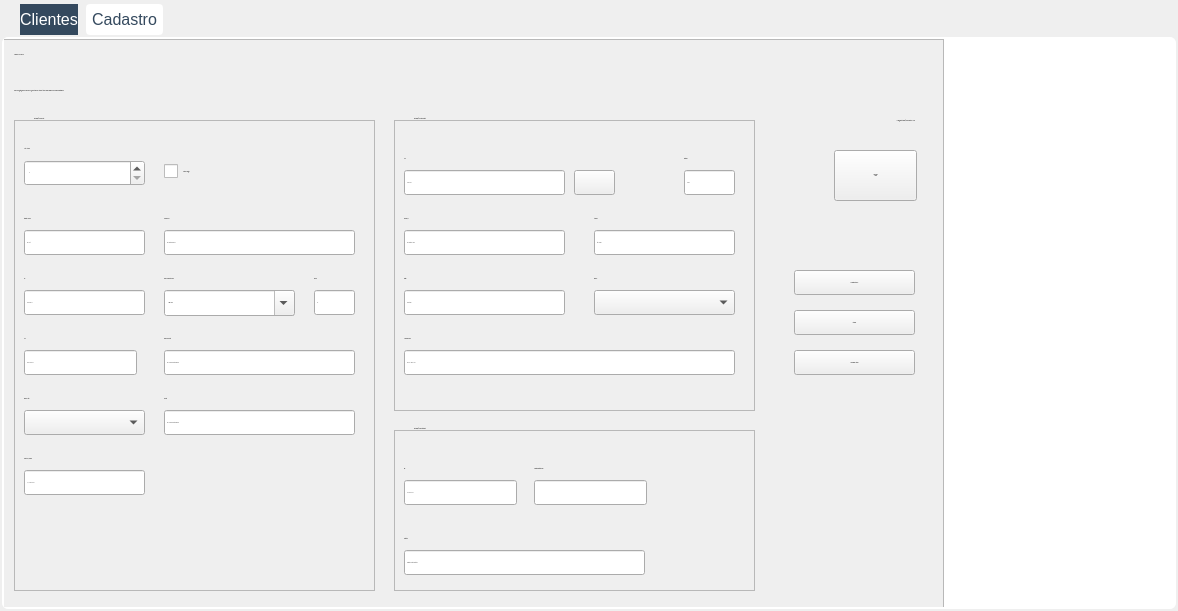
Before: the Qt Designer form Telas/UI/tabCliente.ui in newprev/PrevCliente, drawn with Qt 5.
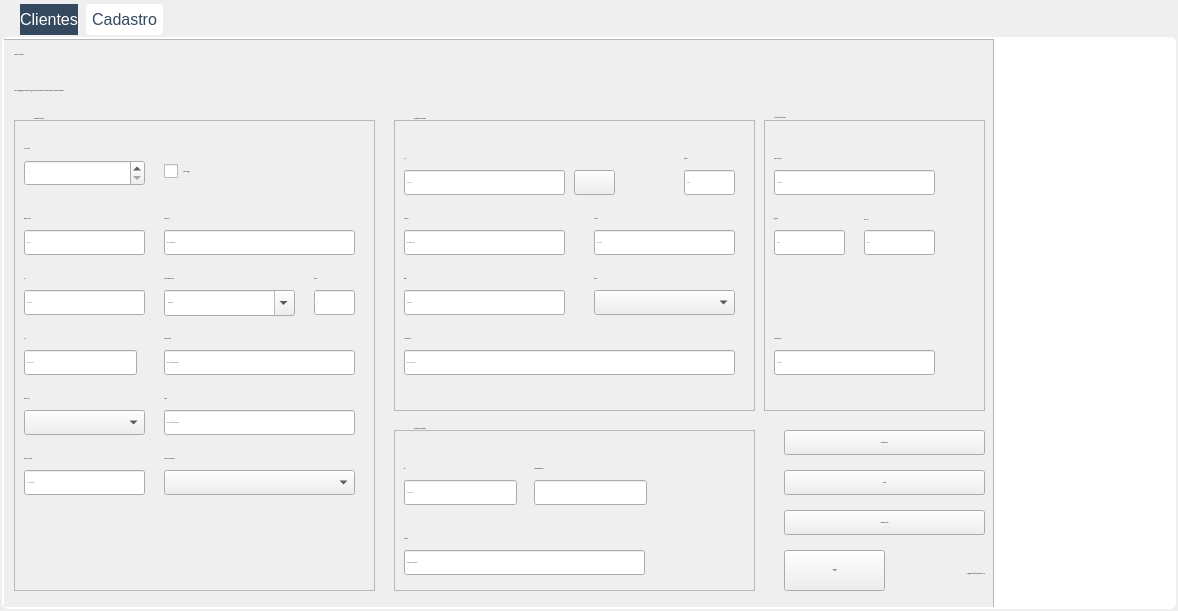
After: the same form once the commit is applied. The open tabs and pages were chosen to show the change. Icons and pictures are not drawn.

```diff
--- a/Telas/UI/tabCliente.ui
+++ b/Telas/UI/tabCliente.ui
@@ -970,7 +970,7 @@
         <rect>
          <x>-1</x>
          <y>0</y>
-         <width>941</width>
+         <width>991</width>
          <height>571</height>
         </rect>
        </property>
@@ -982,17 +982,17 @@
          <rect>
           <x>0</x>
           <y>0</y>
-          <width>939</width>
+          <width>989</width>
           <height>569</height>
          </rect>
         </property>
         <widget class="QPushButton" name="pbCarregaCnis">
          <property name="geometry">
           <rect>
-           <x>830</x>
-           <y>110</y>
-           <width>83</width>
-           <height>51</height>
+           <x>780</x>
+           <y>510</y>
+           <width>101</width>
+           <height>41</height>
           </rect>
          </property>
          <property name="text">
@@ -1344,6 +1344,29 @@
            <number>1000</number>
           </property>
          </widget>
+         <widget class="QComboBox" name="cbxEscolaridade">
+          <property name="geometry">
+           <rect>
+            <x>150</x>
+            <y>350</y>
+            <width>191</width>
+            <height>25</height>
+           </rect>
+          </property>
+         </widget>
+         <widget class="QLabel" name="lbEstCivil_2">
+          <property name="geometry">
+           <rect>
+            <x>150</x>
+            <y>330</y>
+            <width>191</width>
+            <height>17</height>
+           </rect>
+          </property>
+          <property name="text">
+           <string>Grau de escolaridade</string>
+          </property>
+         </widget>
         </widget>
         <widget class="QFrame" name="frInfoResidencial">
          <property name="geometry">
@@ -1568,9 +1591,9 @@
         <widget class="QPushButton" name="pbCadastrar">
          <property name="geometry">
           <rect>
-           <x>790</x>
-           <y>310</y>
-           <width>121</width>
+           <x>780</x>
+           <y>470</y>
+           <width>201</width>
            <height>25</height>
           </rect>
          </property>
@@ -1581,9 +1604,9 @@
         <widget class="QLabel" name="lbInfoCnis">
          <property name="geometry">
           <rect>
-           <x>780</x>
-           <y>60</y>
-           <width>131</width>
+           <x>890</x>
+           <y>513</y>
+           <width>91</width>
            <height>41</height>
           </rect>
          </property>
@@ -1596,6 +1619,9 @@
          <property name="wordWrap">
           <bool>true</bool>
          </property>
+         <property name="margin">
+          <number>3</number>
+         </property>
         </widget>
         <widget class="QLabel" name="lbFrTituloInfoPessoal">
          <property name="geometry">
@@ -1758,9 +1784,9 @@
         <widget class="QPushButton" name="pbLimpar">
          <property name="geometry">
           <rect>
-           <x>790</x>
-           <y>270</y>
-           <width>121</width>
+           <x>780</x>
+           <y>430</y>
+           <width>201</width>
            <height>25</height>
           </rect>
          </property>
@@ -1784,9 +1810,9 @@
         <widget class="QPushButton" name="pbAtualizar">
          <property name="geometry">
           <rect>
-           <x>790</x>
-           <y>230</y>
-           <width>121</width>
+           <x>780</x>
+           <y>390</y>
+           <width>201</width>
            <height>25</height>
           </rect>
          </property>
@@ -1794,6 +1820,172 @@
           <string>Atualizar cliente</string>
          </property>
         </widget>
+        <widget class="QLabel" name="lbFrTituloInfoBancarias">
+         <property name="geometry">
+          <rect>
+           <x>770</x>
+           <y>69</y>
+           <width>181</width>
+           <height>17</height>
+          </rect>
+         </property>
+         <property name="text">
+          <string>  Informações bancárias</string>
+         </property>
+        </widget>
+        <widget class="QFrame" name="frInfoBancarias">
+         <property name="geometry">
+          <rect>
+           <x>760</x>
+           <y>80</y>
+           <width>221</width>
+           <height>291</height>
+          </rect>
+         </property>
+         <property name="frameShape">
+          <enum>QFrame::StyledPanel</enum>
+         </property>
+         <property name="frameShadow">
+          <enum>QFrame::Raised</enum>
+         </property>
+         <property name="lineWidth">
+          <number>1</number>
+         </property>
+         <property name="midLineWidth">
+          <number>2</number>
+         </property>
+         <widget class="QLineEdit" name="leNomeBanco">
+          <property name="geometry">
+           <rect>
+            <x>10</x>
+            <y>50</y>
+            <width>161</width>
+            <height>25</height>
+           </rect>
+          </property>
+          <property name="maxLength">
+           <number>9</number>
+          </property>
+          <property name="placeholderText">
+           <string>12345-789</string>
+          </property>
+         </widget>
+         <widget class="QLabel" name="lbCep_2">
+          <property name="geometry">
+           <rect>
+            <x>10</x>
+            <y>30</y>
+            <width>141</width>
+            <height>17</height>
+           </rect>
+          </property>
+          <property name="text">
+           <string>Nome do banco</string>
+          </property>
+         </widget>
+         <widget class="QLineEdit" name="leNumeroAgencia">
+          <property name="geometry">
+           <rect>
+            <x>10</x>
+            <y>110</y>
+            <width>71</width>
+            <height>25</height>
+           </rect>
+          </property>
+          <property name="maxLength">
+           <number>5</number>
+          </property>
+          <property name="placeholderText">
+           <string>12345</string>
+          </property>
+         </widget>
+         <widget class="QLabel" name="lbNumero_2">
+          <property name="geometry">
+           <rect>
+            <x>10</x>
+            <y>90</y>
+            <width>51</width>
+            <height>17</height>
+           </rect>
+          </property>
+          <property name="text">
+           <string>Agência</string>
+          </property>
+         </widget>
+         <widget class="QLabel" name="lbNumero_3">
+          <property name="geometry">
+           <rect>
+            <x>100</x>
+            <y>90</y>
+            <width>71</width>
+            <height>20</height>
+           </rect>
+          </property>
+          <property name="text">
+           <string>Nº Conta</string>
+          </property>
+         </widget>
+         <widget class="QLineEdit" name="leNumeroConta">
+          <property name="geometry">
+           <rect>
+            <x>100</x>
+            <y>110</y>
+            <width>71</width>
+            <height>25</height>
+           </rect>
+          </property>
+          <property name="maxLength">
+           <number>5</number>
+          </property>
+          <property name="placeholderText">
+           <string>12345</string>
+          </property>
+         </widget>
+         <widget class="QLineEdit" name="leSenhaINSS">
+          <property name="geometry">
+           <rect>
+            <x>10</x>
+            <y>230</y>
+            <width>161</width>
+            <height>25</height>
+           </rect>
+          </property>
+          <property name="maxLength">
+           <number>9</number>
+          </property>
+          <property name="placeholderText">
+           <string>12345-789</string>
+          </property>
+         </widget>
+         <widget class="QLabel" name="lbCep_3">
+          <property name="geometry">
+           <rect>
+            <x>10</x>
+            <y>210</y>
+            <width>141</width>
+            <height>17</height>
+           </rect>
+          </property>
+          <property name="text">
+           <string>Senha Meu INSS</string>
+          </property>
+         </widget>
+        </widget>
+        <zorder>frInfoBancarias</zorder>
+        <zorder>pbCarregaCnis</zorder>
+        <zorder>frInfoPessoais</zorder>
+        <zorder>frInfoResidencial</zorder>
+        <zorder>pbCadastrar</zorder>
+        <zorder>lbInfoCnis</zorder>
+        <zorder>lbFrTituloInfoPessoal</zorder>
+        <zorder>frInfoProfissional</zorder>
+        <zorder>lbDescricaoTela</zorder>
+        <zorder>lbFrTituloInfoResidencial</zorder>
+        <zorder>lbTitulo</zorder>
+        <zorder>pbLimpar</zorder>
+        <zorder>lbFrTituloInfoProfissional</zorder>
+        <zorder>pbAtualizar</zorder>
+        <zorder>lbFrTituloInfoBancarias</zorder>
        </widget>
       </widget>
      </widget>
```
Left out of the diff: 9 changed lines with no effect on the pictures.
